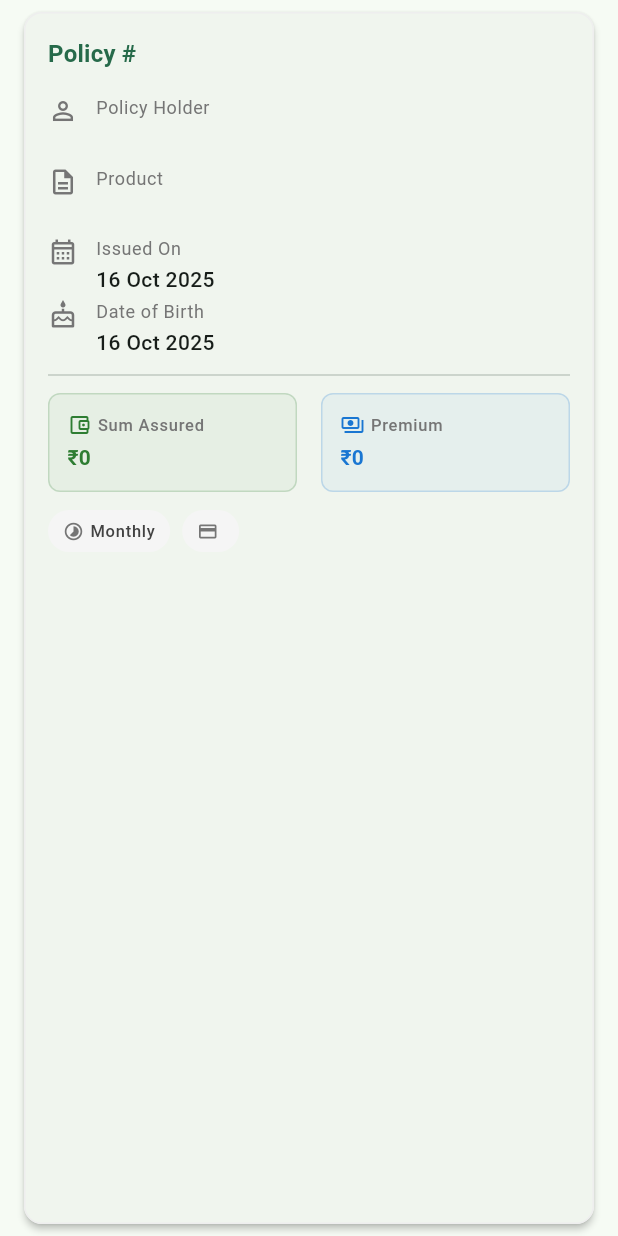
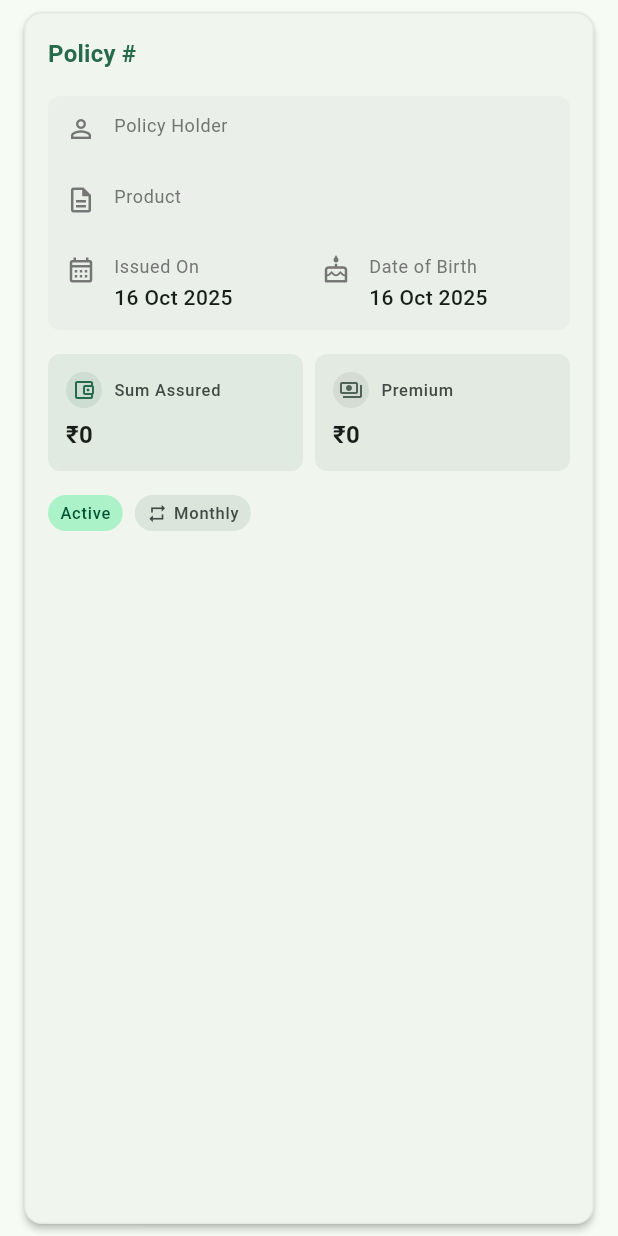
Before and after one commit to darkCavalier11/deposits, a Flutter app: the PolicyCard widget shown alone on an empty page, opened directly with empty values, on a phone screen of 412 x 824 dp. Run offline on Flutter 3.47's test engine with Material 3 defaults, Android fonts, the phone set to English and light mode, and no system bars; our stand-ins replace csv, file_picker, hive_flutter; accounts and stored records are empty.

Commit message:
card UI fix

```diff
--- a/lib/features/policy/domain/entities/policy_entity.dart
+++ b/lib/features/policy/domain/entities/policy_entity.dart
@@ -1,3 +1,4 @@
+// ignore_for_file: public_member_api_docs, sort_constructors_first
 enum PremiumFrequency {
   monthly,
   quarterly,
@@ -43,6 +44,8 @@ class PolicyEntity {
     };
   }
 
+
+
   factory PolicyEntity.fromMap(Map<String, dynamic> map) {
     return PolicyEntity(
       policyNumber: map['policyNumber'] as String,
@@ -59,4 +62,28 @@ class PolicyEntity {
       insuredDateOfBirth: DateTime.parse(map['insuredDateOfBirth'] as String),
     );
   }
+
+  PolicyEntity copyWith({
+    String? policyNumber,
+    String? insured,
+    double? sumAssured,
+    double? premiumAmt,
+    PremiumFrequency? premiumFrequency,
+    String? productName,
+    String? paymentMode,
+    DateTime? issueDate,
+    DateTime? insuredDateOfBirth,
+  }) {
+    return PolicyEntity(
+      policyNumber: policyNumber ?? this.policyNumber,
+      insured: insured ?? this.insured,
+      sumAssured: sumAssured ?? this.sumAssured,
+      premiumAmt: premiumAmt ?? this.premiumAmt,
+      premiumFrequency: premiumFrequency ?? this.premiumFrequency,
+      productName: productName ?? this.productName,
+      paymentMode: paymentMode ?? this.paymentMode,
+      issueDate: issueDate ?? this.issueDate,
+      insuredDateOfBirth: insuredDateOfBirth ?? this.insuredDateOfBirth,
+    );
+  }
 }
--- a/lib/widgets/policy_card.dart
+++ b/lib/widgets/policy_card.dart
@@ -1,6 +1,12 @@
 import 'package:flutter/material.dart';
 import 'package:postal_deposit/features/policy/domain/entities/policy_entity.dart';
 import 'package:intl/intl.dart';
+
+const _kCardPadding = 16.0;
+const _kCardElevation = 2.0;
+const _kCardRadius = 12.0;
+const _kElementSpacing = 8.0;
+const _kSectionSpacing = 16.0;
 
 class PolicyCard extends StatelessWidget {
   final PolicyEntity entry;
@@ -41,7 +47,6 @@ class PolicyCard extends StatelessWidget {
     }
   }
 
-
   Future<void> _showDeleteConfirmation(BuildContext context) async {
     final confirmed = await showDialog<bool>(
       context: context,
@@ -71,75 +76,88 @@ class PolicyCard extends StatelessWidget {
   @override
   Widget build(BuildContext context) {
     final theme = Theme.of(context);
+    final colorScheme = theme.colorScheme;
+    final textTheme = theme.textTheme;
 
     return Card(
-      elevation: 2,
+      elevation: _kCardElevation,
       margin: const EdgeInsets.symmetric(vertical: 8, horizontal: 16),
       shape: RoundedRectangleBorder(
-        borderRadius: BorderRadius.circular(12),
-        side: BorderSide(color: Colors.grey.shade200, width: 1),
+        borderRadius: BorderRadius.circular(_kCardRadius),
+        side: BorderSide(color: colorScheme.outline.withOpacity(0.1)),
       ),
       child: Stack(
         children: [
           InkWell(
             onTap: onTap,
-            borderRadius: BorderRadius.circular(12),
+            borderRadius: BorderRadius.circular(_kCardRadius),
             child: Container(
-              padding: const EdgeInsets.all(16),
+              padding: const EdgeInsets.all(_kCardPadding),
               child: Column(
                 crossAxisAlignment: CrossAxisAlignment.start,
                 children: [
-                  // Header with Policy Number and Status
+                  // Header Section
                   Row(
-                    mainAxisAlignment: MainAxisAlignment.spaceBetween,
                     children: [
                       Expanded(
                         child: Text(
                           'Policy #${entry.policyNumber}',
-                          style: theme.textTheme.titleMedium?.copyWith(
-                            fontWeight: FontWeight.bold,
-                            color: theme.primaryColor,
+                          style: textTheme.titleMedium?.copyWith(
+                            fontWeight: FontWeight.w600,
+                            color: colorScheme.primary,
                           ),
+                          maxLines: 1,
                           overflow: TextOverflow.ellipsis,
                         ),
                       ),
-                    ],
-                  ),
-
-                  const SizedBox(height: 16),
-
-                  // Policy Holder and Product Info
-                  _buildInfoSection(theme),
-
-                  const Divider(height: 24, thickness: 1),
-
-                  // Financial Info
-                  _buildFinancialSection(theme),
-
-                  const SizedBox(height: 12),
-
-                  // Additional Details
-                  _buildDetailChips(theme),
-
-                  if (onTap != null) _buildViewDetailsButton(theme),
-                ],
-              ),
-            ),
-          ),
                       if (showDelete && onDelete != null)
-            Positioned(
-              top: 8,
-              right: 8,
-              child: IconButton(
-                icon: const Icon(
+                        IconButton(
+                          icon: Icon(
                             Icons.delete_outline,
-                  color: Colors.red,
                             size: 20,
+                            color: colorScheme.error,
                           ),
                           onPressed: () => _showDeleteConfirmation(context),
                           padding: EdgeInsets.zero,
                           constraints: const BoxConstraints(),
                           tooltip: 'Delete policy',
+                        ),
+                    ],
+                  ),
+
+                  const SizedBox(height: _kSectionSpacing),
+
+                  // Policy Info Section
+                  _buildInfoSection(theme),
+
+                  const SizedBox(height: _kSectionSpacing),
+
+                  // Financial Summary
+                  _buildFinancialSection(theme),
+
+                  const SizedBox(height: _kSectionSpacing),
+
+                  // Tags and Actions
+                  Row(
+                    children: [
+                      // Status and Frequency Chips
+                      Expanded(
+                        child: Wrap(
+                          spacing: _kElementSpacing,
+                          runSpacing: _kElementSpacing,
+                          children: [
+                            _buildStatusChip(theme),
+                            _buildFrequencyChip(theme),
+                          ],
+                        ),
+                      ),
+
+                      // View Details Button
+                      if (onTap != null) _buildViewDetailsButton(theme),
+                    ],
+                  ),
+                ],
+              ),
             ),
           ),
         ],
@@ -148,7 +166,16 @@ class PolicyCard extends StatelessWidget {
   }
 
   Widget _buildInfoSection(ThemeData theme) {
-    return Column(
+    final textTheme = theme.textTheme;
+    final colorScheme = theme.colorScheme;
+
+    return Container(
+      padding: const EdgeInsets.all(12),
+      decoration: BoxDecoration(
+        color: colorScheme.surfaceVariant.withOpacity(0.3),
+        borderRadius: BorderRadius.circular(8),
+      ),
+      child: Column(
         children: [
           _buildInfoRow(
             icon: Icons.person_outline,
@@ -156,88 +183,138 @@ class PolicyCard extends StatelessWidget {
             value: entry.insured,
             theme: theme,
           ),
-        const SizedBox(height: 8),
+          const SizedBox(height: _kElementSpacing),
           _buildInfoRow(
             icon: Icons.description_outlined,
             label: 'Product',
             value: entry.productName,
             theme: theme,
           ),
-        const SizedBox(height: 8),
-        _buildInfoRow(
+          const SizedBox(height: _kElementSpacing),
+          Row(
+            children: [
+              Expanded(
+                child: _buildInfoRow(
                   icon: Icons.calendar_month_outlined,
                   label: 'Issued On',
                   value: _formatDate(entry.issueDate),
                   theme: theme,
                 ),
-        const SizedBox(height: 4),
-        _buildInfoRow(
+              ),
+              const SizedBox(width: _kSectionSpacing),
+              Expanded(
+                child: _buildInfoRow(
                   icon: Icons.cake_outlined,
                   label: 'Date of Birth',
                   value: _formatDate(entry.insuredDateOfBirth),
                   theme: theme,
                 ),
+              ),
             ],
+          ),
+        ],
+      ),
     );
   }
 
   Widget _buildFinancialSection(ThemeData theme) {
-    return Column(
-      children: [
-        Row(
+    final colorScheme = theme.colorScheme;
+    final textTheme = theme.textTheme;
+
+    return Row(
       children: [
         Expanded(
-              child: _buildFinancialInfo(
-                'Sum Assured',
-                _formatCurrency(entry.sumAssured),
-                Icons.account_balance_wallet_outlined,
-                const Color(0xFF2E7D32),
-                theme,
+          child: _buildFinancialItem(
+            title: 'Sum Assured',
+            value: _formatCurrency(entry.sumAssured),
+            icon: Icons.account_balance_wallet_outlined,
+            color: colorScheme.primary,
+            theme: theme,
           ),
         ),
-            const SizedBox(width: 16),
+        const SizedBox(width: _kElementSpacing),
         Expanded(
-              child: _buildFinancialInfo(
-                'Premium',
-                _formatCurrency(entry.premiumAmt),
-                Icons.payments_outlined,
-                const Color(0xFF1976D2),
-                theme,
+          child: _buildFinancialItem(
+            title: 'Premium',
+            value: _formatCurrency(entry.premiumAmt),
+            icon: Icons.payments_outlined,
+            color: colorScheme.secondary,
+            theme: theme,
           ),
-            ),
-          ],
         ),
       ],
     );
   }
 
-  Widget _buildDetailChips(ThemeData theme) {
-    return Wrap(
-      spacing: 8,
-      runSpacing: 8,
+  Widget _buildStatusChip(ThemeData theme) {
+    return Container(
+      padding: const EdgeInsets.symmetric(horizontal: 8, vertical: 4),
+      decoration: BoxDecoration(
+        color: theme.colorScheme.primaryContainer,
+        borderRadius: BorderRadius.circular(12),
+      ),
+      child: Text(
+        'Active',
+        style: theme.textTheme.labelSmall?.copyWith(
+          color: theme.colorScheme.onPrimaryContainer,
+          fontWeight: FontWeight.w500,
+        ),
+      ),
+    );
+  }
+
+  Widget _buildFrequencyChip(ThemeData theme) {
+    return Container(
+      padding: const EdgeInsets.symmetric(horizontal: 8, vertical: 4),
+      decoration: BoxDecoration(
+        color: theme.colorScheme.surfaceVariant,
+        borderRadius: BorderRadius.circular(12),
+      ),
+      child: Row(
+        mainAxisSize: MainAxisSize.min,
         children: [
-        _buildDetailChip(
-          Icons.timelapse,
-          '${_formatPremiumFrequency(entry.premiumFrequency)}',
-          theme,
+          Icon(
+            Icons.repeat,
+            size: 14,
+            color: theme.colorScheme.onSurfaceVariant,
           ),
-        _buildDetailChip(Icons.payment, '${entry.paymentMode}', theme),
+          const SizedBox(width: 4),
+          Text(
+            _formatPremiumFrequency(entry.premiumFrequency),
+            style: theme.textTheme.labelSmall?.copyWith(
+              color: theme.colorScheme.onSurfaceVariant,
+            ),
+          ),
         ],
+      ),
     );
   }
 
   Widget _buildViewDetailsButton(ThemeData theme) {
-    return Padding(
-      padding: const EdgeInsets.only(top: 8),
-      child: Align(
-        alignment: Alignment.centerRight,
-        child: Text(
-          'View Details →',
+    return TextButton(
+      onPressed: onTap,
+      style: TextButton.styleFrom(
+        padding: const EdgeInsets.symmetric(horizontal: 12, vertical: 6),
+        minimumSize: Size.zero,
+        tapTargetSize: MaterialTapTargetSize.shrinkWrap,
+      ),
+      child: Row(
+        mainAxisSize: MainAxisSize.min,
+        children: [
+          Text(
+            'View Details',
             style: theme.textTheme.labelMedium?.copyWith(
-            color: theme.primaryColor,
+              color: theme.colorScheme.primary,
               fontWeight: FontWeight.w500,
             ),
           ),
+          const SizedBox(width: 4),
+          Icon(
+            Icons.arrow_forward_ios,
+            size: 12,
+            color: theme.colorScheme.primary,
+          ),
+        ],
       ),
     );
   }
@@ -279,64 +356,48 @@ class PolicyCard extends StatelessWidget {
     );
   }
 
-  Widget _buildFinancialInfo(
-    String label,
-    String value,
-    IconData icon,
-    Color color,
-    ThemeData theme,
-  ) {
+  Widget _buildFinancialItem({
+    required String title,
+    required String value,
+    required IconData icon,
+    required Color color,
+    required ThemeData theme,
+  }) {
     return Container(
       padding: const EdgeInsets.all(12),
       decoration: BoxDecoration(
-        color: color.withOpacity(0.05),
+        color: color.withOpacity(0.08),
         borderRadius: BorderRadius.circular(8),
-        border: Border.all(color: color.withOpacity(0.2)),
       ),
       child: Column(
         crossAxisAlignment: CrossAxisAlignment.start,
         children: [
           Row(
             children: [
-              Icon(icon, size: 16, color: color),
-              const SizedBox(width: 4),
+              Container(
+                padding: const EdgeInsets.all(4),
+                decoration: BoxDecoration(
+                  color: color.withOpacity(0.1),
+                  shape: BoxShape.circle,
+                ),
+                child: Icon(icon, size: 16, color: color),
+              ),
+              const SizedBox(width: 8),
               Text(
-                label,
+                title,
                 style: theme.textTheme.labelSmall?.copyWith(
-                  color: Colors.grey[600],
+                  color: theme.colorScheme.onSurfaceVariant,
+                  fontWeight: FontWeight.w500,
                 ),
               ),
             ],
           ),
-          const SizedBox(height: 4),
+          const SizedBox(height: 6),
           Text(
             value,
-            style: theme.textTheme.titleSmall?.copyWith(
-              fontWeight: FontWeight.bold,
-              color: color,
-            ),
-          ),
-        ],
-      ),
-    );
-  }
-
-  Widget _buildDetailChip(IconData icon, String text, ThemeData theme) {
-    return Container(
-      padding: const EdgeInsets.symmetric(horizontal: 10, vertical: 6),
-      decoration: BoxDecoration(
-        color: Colors.grey[100],
-        borderRadius: BorderRadius.circular(16),
-      ),
-      child: Row(
-        mainAxisSize: MainAxisSize.min,
-        children: [
-          Icon(icon, size: 14, color: Colors.grey[600]),
-          const SizedBox(width: 4),
-          Text(
-            text,
-            style: theme.textTheme.labelSmall?.copyWith(
-              color: Colors.grey[800],
+            style: theme.textTheme.titleMedium?.copyWith(
+              fontWeight: FontWeight.w600,
+              color: theme.colorScheme.onSurface,
             ),
           ),
         ],
```
Lines whose indentation alone changed are shown as unchanged.
